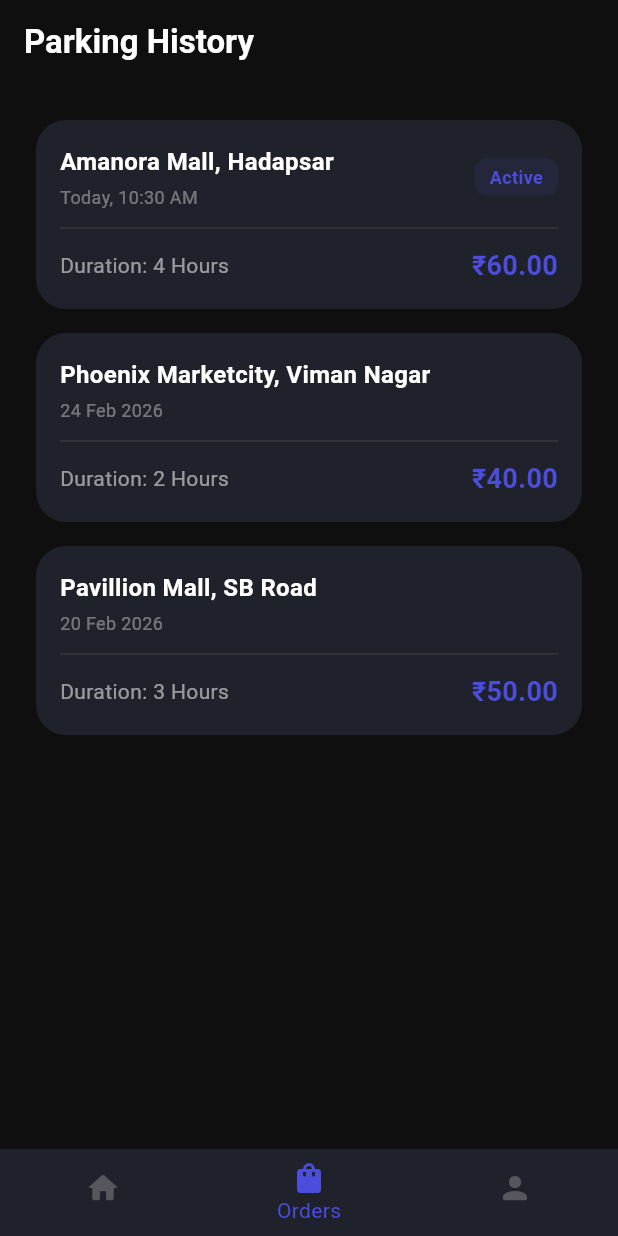
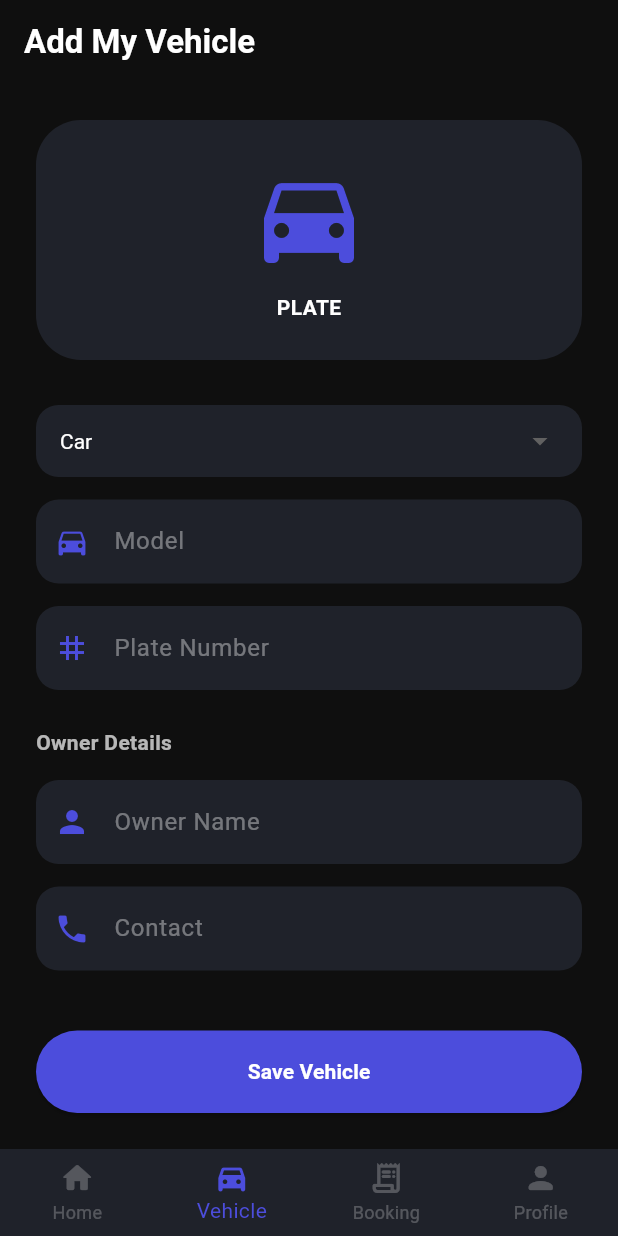
Before and after one commit to Samarth0045/PARKLY, a Flutter app: the HomeScreen screen opened directly, item 2 of the bottom bar chosen, on a phone screen of 412 x 824 dp. Run offline on Flutter 3.47's test engine with Material 3 defaults, Android fonts, the phone set to English and light mode, and no system bars; our stand-ins replace flutter_secure_storage, latlong2, local_auth, shared_preferences; accounts and stored records are empty.

Commit message:
add vehical page is added

```diff
--- /dev/null
+++ b/lib/logic/provider/vehical_provider.dart
@@ -0,0 +1,31 @@
+import 'package:flutter/material.dart';
+
+// 🚗 Data Model
+class Vehicle {
+  final String type;
+  final String name;
+  final String vehicleNumber;
+  final String ownerName;
+  final String ownerContact;
+
+  Vehicle({
+    required this.type,
+    required this.name,
+    required this.vehicleNumber,
+    required this.ownerName,
+    required this.ownerContact,
+  });
+}
+
+// 🏗️ Provider Class
+class VehicalProvider with ChangeNotifier {
+  final List<Vehicle> _myVehicles = [];
+
+  List<Vehicle> get vehicles => _myVehicles;
+
+  void addVehicle(Vehicle vehicle) {
+    _myVehicles.add(vehicle);
+    // 🔔 CRITICAL: This updates the Navbar and Profile instantly
+    notifyListeners();
+  }
+}
--- a/lib/presentation/screens/home_screen.dart
+++ b/lib/presentation/screens/home_screen.dart
@@ -1,4 +1,5 @@
 import 'package:flutter/material.dart';
+import 'package:parkly_app/presentation/screens/myvehicals_screen.dart';
 import 'package:parkly_app/presentation/screens/order_status_screen.dart'; //
 import 'home_dashboard_screen.dart'; //
 import 'profile_screen.dart'; //
@@ -15,6 +16,7 @@
   int _selectedIndex = 0;
   final List<Widget> _pages = [
     const HomeDashboard(),
+    const AddVehicleScreen(),
     const OrderStatusScreen(),
     const ProfileScreen(),
   ];
--- /dev/null
+++ b/lib/presentation/screens/myvehicals_screen.dart
@@ -0,0 +1,251 @@
+import 'package:flutter/material.dart';
+import 'package:provider/provider.dart';
+import 'package:parkly_app/logic/provider/vehical_provider.dart';
+
+class AddVehicleScreen extends StatefulWidget {
+  const AddVehicleScreen({super.key});
+
+  @override
+  State<AddVehicleScreen> createState() => _AddVehicleScreenState();
+}
+
+class _AddVehicleScreenState extends State<AddVehicleScreen> {
+  final _plateController = TextEditingController();
+  final _modelController = TextEditingController();
+  final _ownerController = TextEditingController();
+  final _contactController = TextEditingController();
+
+  String _selectedType = 'Car';
+  double _tiltAngle = 0.0;
+
+  @override
+  void dispose() {
+    _plateController.dispose();
+    _modelController.dispose();
+    _ownerController.dispose();
+    _contactController.dispose();
+    super.dispose();
+  }
+
+  void _saveVehicle() {
+    if (_plateController.text.isNotEmpty &&
+        _modelController.text.isNotEmpty &&
+        _ownerController.text.isNotEmpty &&
+        _contactController.text.isNotEmpty) {
+      final provider = Provider.of<VehicalProvider>(context, listen: false);
+
+      provider.addVehicle(
+        Vehicle(
+          type: _selectedType,
+          name: _modelController.text,
+          vehicleNumber: _plateController.text.toUpperCase(),
+          ownerName: _ownerController.text,
+          ownerContact: _contactController.text,
+        ),
+      );
+
+      ScaffoldMessenger.of(context).showSnackBar(
+        SnackBar(
+          content: Text("${_modelController.text} saved to your garage!"),
+          backgroundColor: const Color(0xFF4C4DDC),
+        ),
+      );
+
+      Navigator.pop(context);
+    } else {
+      ScaffoldMessenger.of(context).showSnackBar(
+        const SnackBar(
+          content: Text("Please fill in all owner and vehicle details."),
+        ),
+      );
+    }
+  }
+
+  @override
+  Widget build(BuildContext context) {
+    return Scaffold(
+      backgroundColor: const Color(0xFF0F0F0F),
+      appBar: AppBar(
+        backgroundColor: Colors.transparent,
+        elevation: 0,
+        iconTheme: const IconThemeData(color: Colors.white),
+        title: const Text(
+          "Add My Vehicle",
+          style: TextStyle(color: Colors.white, fontWeight: FontWeight.bold),
+        ),
+      ),
+      body: SingleChildScrollView(
+        child: Padding(
+          padding: const EdgeInsets.all(24.0),
+          child: Column(
+            crossAxisAlignment: CrossAxisAlignment.start,
+            children: [
+              Center(
+                child: TweenAnimationBuilder<double>(
+                  tween: Tween<double>(begin: 0.0, end: _tiltAngle),
+                  duration: const Duration(milliseconds: 300),
+                  builder: (context, tilt, child) {
+                    return Transform(
+                      transform: Matrix4.identity()
+                        ..setEntry(3, 2, 0.001)
+                        ..rotateY(tilt),
+                      alignment: Alignment.center,
+                      child: child,
+                    );
+                  },
+                  child: _buildAnimatedCarVisuals(),
+                ),
+              ),
+              const SizedBox(height: 30),
+              _buildDropdownField(),
+              const SizedBox(height: 15),
+              _buildTextInputField(
+                controller: _modelController,
+                label: "Model",
+                icon: Icons.directions_car,
+              ),
+              const SizedBox(height: 15),
+              _buildTextInputField(
+                controller: _plateController,
+                label: "Plate Number",
+                icon: Icons.tag,
+                onChanged: (val) {
+                  // 🚀 FIX: Update both tilt AND text live
+                  setState(() {
+                    _tiltAngle = val.isNotEmpty ? -0.2 : 0.0;
+                  });
+                },
+              ),
+              const SizedBox(height: 25),
+              const Text(
+                "Owner Details",
+                style: TextStyle(
+                  color: Colors.white70,
+                  fontWeight: FontWeight.bold,
+                ),
+              ),
+              const SizedBox(height: 15),
+              _buildTextInputField(
+                controller: _ownerController,
+                label: "Owner Name",
+                icon: Icons.person,
+              ),
+              const SizedBox(height: 15),
+              _buildTextInputField(
+                controller: _contactController,
+                label: "Contact",
+                icon: Icons.phone,
+                keyboardType: TextInputType.phone,
+              ),
+              const SizedBox(height: 40),
+              SizedBox(
+                width: double.infinity,
+                height: 55,
+                child: ElevatedButton(
+                  onPressed: _saveVehicle,
+                  style: ElevatedButton.styleFrom(
+                    backgroundColor: const Color(0xFF4C4DDC),
+                    shape: RoundedRectangleBorder(
+                      borderRadius: BorderRadius.circular(30),
+                    ),
+                  ),
+                  child: const Text(
+                    "Save Vehicle",
+                    style: TextStyle(
+                      color: Colors.white,
+                      fontWeight: FontWeight.bold,
+                    ),
+                  ),
+                ),
+              ),
+              const SizedBox(height: 20), // Extra space for keyboard
+            ],
+          ),
+        ),
+      ),
+    );
+  }
+
+  Widget _buildDropdownField() {
+    return Container(
+      padding: const EdgeInsets.symmetric(horizontal: 16),
+      decoration: BoxDecoration(
+        color: const Color(0xFF1F222A),
+        borderRadius: BorderRadius.circular(15),
+      ),
+      child: DropdownButtonHideUnderline(
+        child: DropdownButton<String>(
+          value: _selectedType,
+          dropdownColor: const Color(0xFF1F222A),
+          isExpanded: true,
+          style: const TextStyle(color: Colors.white),
+          items: [
+            'Car',
+            'Bike',
+            'SUV',
+          ].map((e) => DropdownMenuItem(value: e, child: Text(e))).toList(),
+          onChanged: (val) => setState(() => _selectedType = val!),
+        ),
+      ),
+    );
+  }
+
+  Widget _buildAnimatedCarVisuals() {
+    return Container(
+      width: double.infinity,
+      height: 160,
+      decoration: BoxDecoration(
+        color: const Color(0xFF1F222A),
+        borderRadius: BorderRadius.circular(30),
+      ),
+      child: Column(
+        mainAxisAlignment: MainAxisAlignment.center,
+        children: [
+          Icon(
+            _selectedType == 'Bike' ? Icons.pedal_bike : Icons.directions_car,
+            color: const Color(0xFF4C4DDC),
+            size: 80,
+          ),
+          const SizedBox(height: 10),
+          Text(
+            _plateController.text.isEmpty
+                ? "PLATE"
+                : _plateController.text.toUpperCase(),
+            style: const TextStyle(
+              color: Colors.white,
+              fontWeight: FontWeight.bold,
+            ),
+          ),
+        ],
+      ),
+    );
+  }
+
+  Widget _buildTextInputField({
+    required TextEditingController controller,
+    required String label,
+    required IconData icon,
+    TextInputType keyboardType = TextInputType.text,
+    Function(String)? onChanged,
+  }) {
+    return TextField(
+      controller: controller,
+      onChanged: onChanged,
+      keyboardType: keyboardType,
+      textCapitalization:
+          TextCapitalization.characters, // Auto-uppercase for plate
+      style: const TextStyle(color: Colors.white),
+      decoration: InputDecoration(
+        prefixIcon: Icon(icon, color: const Color(0xFF4C4DDC)),
+        labelText: label,
+        labelStyle: const TextStyle(color: Colors.white38),
+        filled: true,
+        fillColor: const Color(0xFF1F222A),
+        border: OutlineInputBorder(
+          borderRadius: BorderRadius.circular(15),
+          borderSide: BorderSide.none,
+        ),
+      ),
+    );
+  }
+}
--- a/lib/presentation/screens/order_status_screen.dart
+++ b/lib/presentation/screens/order_status_screen.dart
@@ -1,15 +1,51 @@
 import 'package:flutter/material.dart';
-import 'package:parkly_app/models/parking_order.dart';
+import 'package:provider/provider.dart';
+// 👈 Ensure these imports match your actual file structure
+import 'package:parkly_app/logic/provider/booking_provider.dart';
 import 'rating_bottom_sheet.dart';
 
 class OrderStatusScreen extends StatelessWidget {
   const OrderStatusScreen({super.key});
 
-  void _showReceipt(BuildContext context, ParkingOrder order) {
+  @override
+  Widget build(BuildContext context) {
+    // 🚀 Reactive Logic: Listen to the BookingProvider
+    final bookingProvider = Provider.of<BookingProvider>(context);
+    final List<ParkingBooking> orders = bookingProvider.bookings;
+
+    return Scaffold(
+      backgroundColor: const Color(0xFF0F0F0F),
+      appBar: AppBar(
+        backgroundColor: Colors.transparent,
+        elevation: 0,
+        title: const Text(
+          "Parking History",
+          style: TextStyle(color: Colors.white, fontWeight: FontWeight.bold),
+        ),
+      ),
+      body: orders.isEmpty
+          ? const Center(
+              child: Text(
+                "No parking history yet.",
+                style: TextStyle(color: Colors.white38),
+              ),
+            )
+          : ListView.builder(
+              padding: const EdgeInsets.all(24),
+              itemCount: orders.length,
+              itemBuilder: (context, index) {
+                final order = orders[index];
+                return _orderTile(context, order);
+              },
+            ),
+    );
+  }
+
+  // --- 🧾 Receipt Logic ---
+  void _showReceipt(BuildContext context, ParkingBooking order) {
     showDialog(
       context: context,
       builder: (dialogContext) => AlertDialog(
-        // renamed to dialogContext to avoid confusion
         backgroundColor: const Color(0xFF1F222A),
         shape: RoundedRectangleBorder(borderRadius: BorderRadius.circular(20)),
         title: const Center(
@@ -34,18 +70,10 @@
               width: double.infinity,
               child: OutlinedButton.icon(
                 onPressed: () {
-                  // 1. Close the Receipt Dialog
                   Navigator.pop(dialogContext);
-
-                  // 2. Show the "Downloading" feedback
                   ScaffoldMessenger.of(context).showSnackBar(
-                    const SnackBar(
-                      content: Text("Downloading PDF Receipt..."),
-                      duration: Duration(seconds: 2),
-                    ),
+                    const SnackBar(content: Text("Downloading PDF Receipt...")),
                   );
-
-                  // 3. Trigger the Rating Page after a short delay (simulating download)
                   Future.delayed(const Duration(milliseconds: 500), () {
                     if (context.mounted) {
                       _showRatingSheet(context, order.location);
@@ -85,84 +113,10 @@
     );
   }
 
-  // --- 🚀 Helper to show the Rating Sheet ---
-  void _showRatingSheet(BuildContext context, String location) {
-    showModalBottomSheet(
-      context: context,
-      isScrollControlled: true,
-      backgroundColor: Colors.transparent,
-      builder: (context) => RatingBottomSheet(location: location),
-    );
-  }
-
-  Widget _receiptRow(String label, String value, {bool isTotal = false}) {
-    return Padding(
-      padding: const EdgeInsets.symmetric(vertical: 4),
-      child: Row(
-        mainAxisAlignment: MainAxisAlignment.spaceBetween,
-        children: [
-          Text(label, style: const TextStyle(color: Colors.white54)),
-          Text(
-            value,
-            style: TextStyle(
-              color: isTotal ? const Color(0xFF4C4DDC) : Colors.white,
-              fontWeight: isTotal ? FontWeight.bold : FontWeight.normal,
-              fontSize: isTotal ? 18 : 14,
-            ),
-          ),
-        ],
-      ),
-    );
-  }
-
-  @override
-  Widget build(BuildContext context) {
-    final List<ParkingOrder> orders = [
-      ParkingOrder(
-        location: "Amanora Mall, Hadapsar",
-        date: "Today, 10:30 AM",
-        duration: "4 Hours",
-        price: "₹60.00",
-        isActive: true,
-      ),
-      ParkingOrder(
-        location: "Phoenix Marketcity, Viman Nagar",
-        date: "24 Feb 2026",
-        duration: "2 Hours",
-        price: "₹40.00",
-      ),
-      ParkingOrder(
-        location: "Pavillion Mall, SB Road",
-        date: "20 Feb 2026",
-        duration: "3 Hours",
-        price: "₹50.00",
-      ),
-    ];
-
-    return Scaffold(
-      backgroundColor: const Color(0xFF0F0F0F),
-      appBar: AppBar(
-        backgroundColor: Colors.transparent,
-        elevation: 0,
-        title: const Text(
-          "Parking History",
-          style: TextStyle(color: Colors.white, fontWeight: FontWeight.bold),
-        ),
-      ),
-      body: ListView.builder(
-        padding: const EdgeInsets.all(24),
-        itemCount: orders.length,
-        itemBuilder: (context, index) {
-          final order = orders[index];
-          return _orderTile(context, order);
-        },
-      ),
-    );
-  }
-
-  Widget _orderTile(BuildContext context, ParkingOrder order) {
+  // --- 🚀 Helper UI Widgets ---
+  Widget _orderTile(BuildContext context, ParkingBooking order) {
     return GestureDetector(
-      onTap: () => _showReceipt(context, order), // Trigger the dialog
+      onTap: () => _showReceipt(context, order),
       child: Container(
         margin: const EdgeInsets.only(bottom: 16),
         padding: const EdgeInsets.all(16),
@@ -175,7 +129,8 @@
             Row(
               mainAxisAlignment: MainAxisAlignment.spaceBetween,
               children: [
-                Column(
+                Expanded(
+                  child: Column(
                     crossAxisAlignment: CrossAxisAlignment.start,
                     children: [
                       Text(
@@ -196,7 +151,8 @@
                       ),
                     ],
                   ),
-                if (order.isActive)
+                ),
+                if (order.status == "Confirmed") // Matches your provider status
                   Container(
                     padding: const EdgeInsets.symmetric(
                       horizontal: 10,
@@ -240,4 +196,33 @@
       ),
     );
   }
+
+  void _showRatingSheet(BuildContext context, String location) {
+    showModalBottomSheet(
+      context: context,
+      isScrollControlled: true,
+      backgroundColor: Colors.transparent,
+      builder: (context) => RatingBottomSheet(location: location),
+    );
   }
+
+  Widget _receiptRow(String label, String value, {bool isTotal = false}) {
+    return Padding(
+      padding: const EdgeInsets.symmetric(vertical: 4),
+      child: Row(
+        mainAxisAlignment: MainAxisAlignment.spaceBetween,
+        children: [
+          Text(label, style: const TextStyle(color: Colors.white54)),
+          Text(
+            value,
+            style: TextStyle(
+              color: isTotal ? const Color(0xFF4C4DDC) : Colors.white,
+              fontWeight: isTotal ? FontWeight.bold : FontWeight.normal,
+              fontSize: isTotal ? 18 : 14,
+            ),
+          ),
+        ],
+      ),
+    );
+  }
+}
--- a/lib/presentation/screens/parq_buttom_nav.dart
+++ b/lib/presentation/screens/parq_buttom_nav.dart
@@ -16,16 +16,22 @@
       currentIndex: selectedIndex,
       onTap: onItemTapped,
       backgroundColor: const Color(0xFF1F222A),
-      selectedItemColor: const Color(0xFF4C4DDC),
+      selectedItemColor: const Color(0xFF4C4DDC), // Brand Blue
       unselectedItemColor: Colors.white24,
       type: BottomNavigationBarType.fixed,
       showSelectedLabels: true,
-      showUnselectedLabels: false,
+      showUnselectedLabels:
+          true, // Set to true to help users identify the new tab
       items: const [
         BottomNavigationBarItem(icon: Icon(Icons.home_rounded), label: "Home"),
+        // 🚗 NEW: Dedicated Vehicle Tab
         BottomNavigationBarItem(
-          icon: Icon(Icons.shopping_bag_rounded),
-          label: "Orders",
+          icon: Icon(Icons.directions_car_filled_rounded),
+          label: "Vehicle",
+        ),
+        BottomNavigationBarItem(
+          icon: Icon(Icons.receipt_long_rounded),
+          label: "Booking", // Renamed for clarity with your Parking History
         ),
         BottomNavigationBarItem(
           icon: Icon(Icons.person_rounded),
```
Lines whose indentation alone changed are shown as unchanged.
